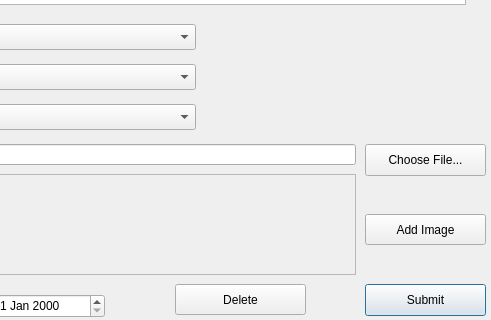
pyridine/LAWRENTIAN, file LAWRENTIAN/LuD/newarticleworkspacewindow.ui: the form before one commit; both pictures show x 125 to 616 and y 206 to 526 of the 616 by 526 pixel window.
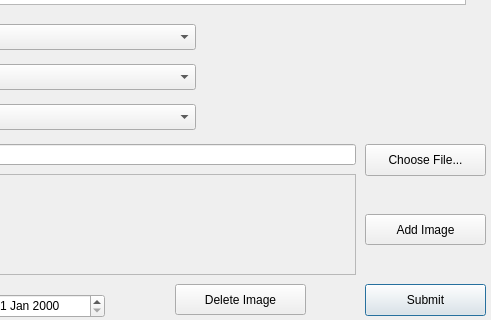
The form after the commit.

The edit to the form file:
```diff
--- a/LAWRENTIAN/LuD/newarticleworkspacewindow.ui
+++ b/LAWRENTIAN/LuD/newarticleworkspacewindow.ui
@@ -265,7 +265,7 @@
     </rect>
    </property>
    <property name="text">
-    <string>Delete</string>
+    <string>Delete Image</string>
    </property>
   </widget>
  </widget>
```
